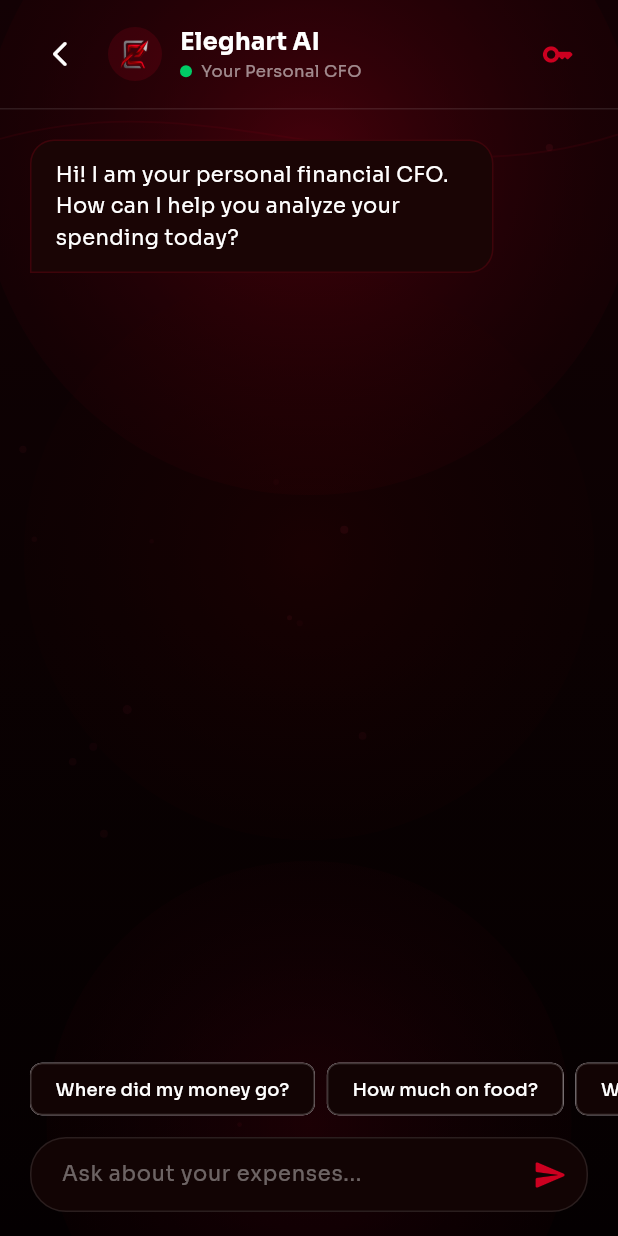
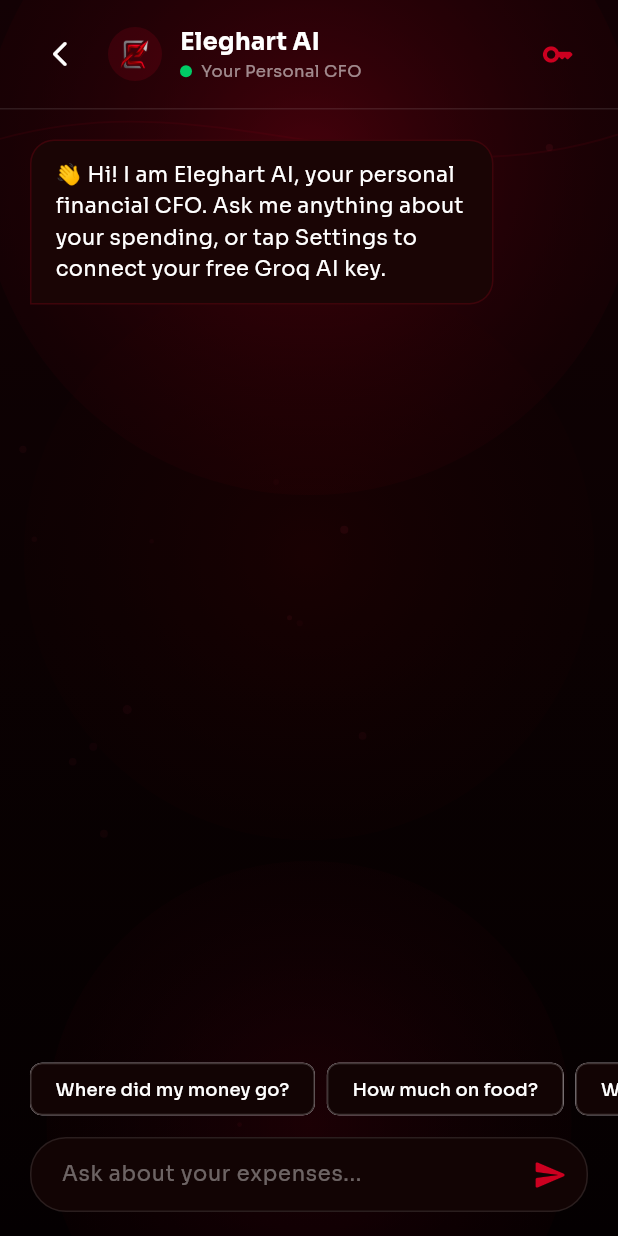
Before and after one commit to swapnilkonar/eleghart_ledger, a Flutter app: the AiChatScreen screen opened directly with empty values, on a phone screen of 412 x 824 dp. Run offline on Flutter 3.47's test engine with Material 3 defaults, Android fonts, the phone set to English and light mode, and no system bars; our stand-ins replace file_picker, fl_chart, flutter_local_notifications, google_fonts, image_picker, local_auth and 7 more; missing offline and left inert: google_mlkit_entity_extraction, google_mlkit_text_recognition, pdfx; accounts and stored records are empty.

Commit message:
feat: Add personalized greeting message in AI chat when Groq API key is connected

```diff
--- a/lib/screens/ai_chat_screen.dart
+++ b/lib/screens/ai_chat_screen.dart
@@ -71,7 +71,23 @@
 
   Future<void> _loadApiKey() async {
     final key = await GeminiAiService.getApiKey();
-    if (mounted) setState(() => _savedApiKey = key);
+    if (mounted) {
+      setState(() {
+        _savedApiKey = key;
+        if (key != null && key.trim().isNotEmpty) {
+          final cleanKey = key.trim();
+          if (cleanKey.startsWith('gsk_')) {
+            _messages[0]["text"] = "👋 Welcome back! Connected to Groq LLaMA Cloud AI (Free 14,400 req/day). Ask me anything about your expenses, budgets, EMIs, or wealth goals!";
+          } else if (cleanKey.startsWith('sk-')) {
+            _messages[0]["text"] = "👋 Welcome back! Connected to ChatGPT AI. Ask me anything about your personal ledger & financial health!";
+          } else {
+            _messages[0]["text"] = "👋 Welcome back! Connected to Google Gemini AI. How can I help analyze your financial health today?";
+          }
+        } else {
+          _messages[0]["text"] = "👋 Hi! I am Eleghart AI, your personal financial CFO. Ask me anything about your spending, or tap Settings to connect your free Groq AI key.";
+        }
+      });
+    }
   }
 
   Future<void> _sendMessage(String text) async {
```
